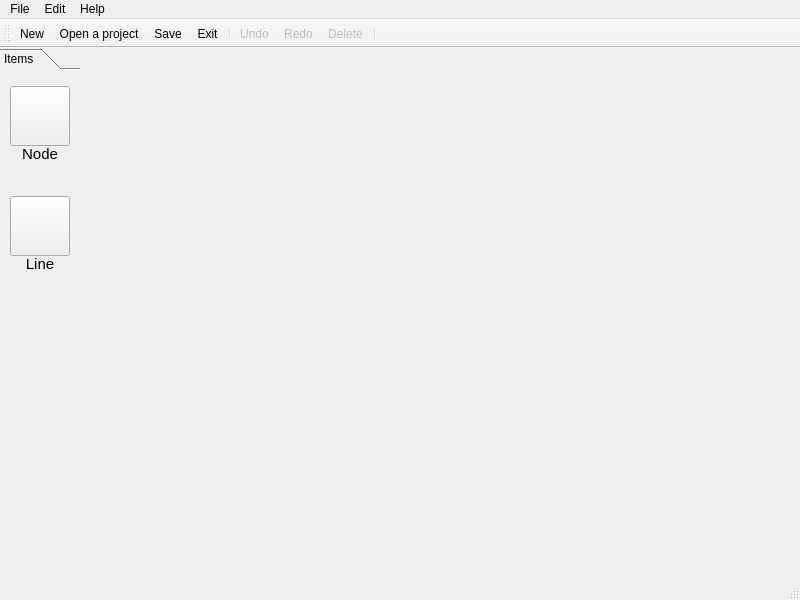
The window that drawpad.ui (novolife/railRoute) describes before a commit, drawn with Qt 5.
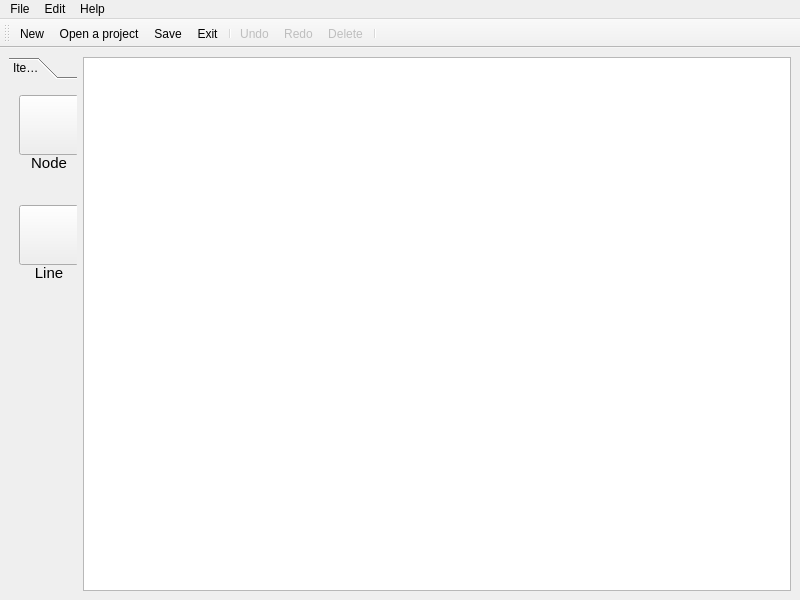
The same window after the commit. Icons and pictures are not drawn.

Commit message: add DrawPadScene(QGraphicsScene) & QGraphicsView to drawpad

Patch:
```diff
--- a/drawpad.ui
+++ b/drawpad.ui
@@ -31,17 +31,16 @@
    <string>railRoute - [Untitled]*</string>
   </property>
   <widget class="QWidget" name="centralwidget">
+   <layout class="QHBoxLayout" name="horizontalLayout_2">
+    <item>
+     <layout class="QHBoxLayout" name="horizontalLayout">
+      <property name="sizeConstraint">
+       <enum>QLayout::SetDefaultConstraint</enum>
+      </property>
+      <item>
    <widget class="QToolBox" name="toolBox">
-    <property name="geometry">
-     <rect>
-      <x>0</x>
-      <y>0</y>
-      <width>80</width>
-      <height>531</height>
-     </rect>
-    </property>
     <property name="sizePolicy">
-     <sizepolicy hsizetype="Fixed" vsizetype="Fixed">
+         <sizepolicy hsizetype="Fixed" vsizetype="Expanding">
       <horstretch>0</horstretch>
       <verstretch>0</verstretch>
      </sizepolicy>
@@ -54,8 +53,8 @@
       <rect>
        <x>0</x>
        <y>0</y>
-       <width>80</width>
-       <height>502</height>
+           <width>69</width>
+           <height>494</height>
       </rect>
      </property>
      <attribute name="label">
@@ -175,6 +174,13 @@
      </widget>
     </widget>
    </widget>
+      </item>
+      <item>
+       <widget class="QGraphicsView" name="graphicsView"/>
+      </item>
+     </layout>
+    </item>
+   </layout>
   </widget>
   <widget class="QMenuBar" name="menubar">
    <property name="geometry">
@@ -242,7 +248,6 @@
    <addaction name="actionDelete"/>
    <addaction name="separator"/>
   </widget>
-  <widget class="QStatusBar" name="statusBar"/>
   <action name="actionNew">
    <property name="icon">
     <iconset resource="res.qrc">
```
Left out of the diff: 6 changed lines with no effect on the pictures. Lines whose indentation alone changed are shown as unchanged. The commit also changes 8 other files.
